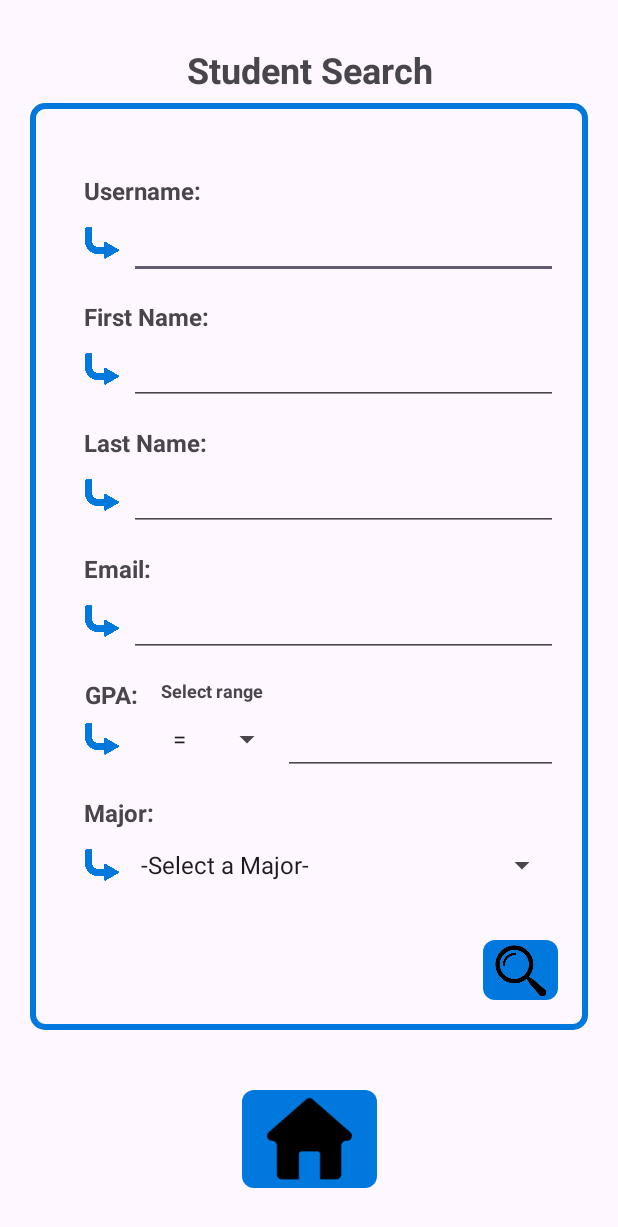
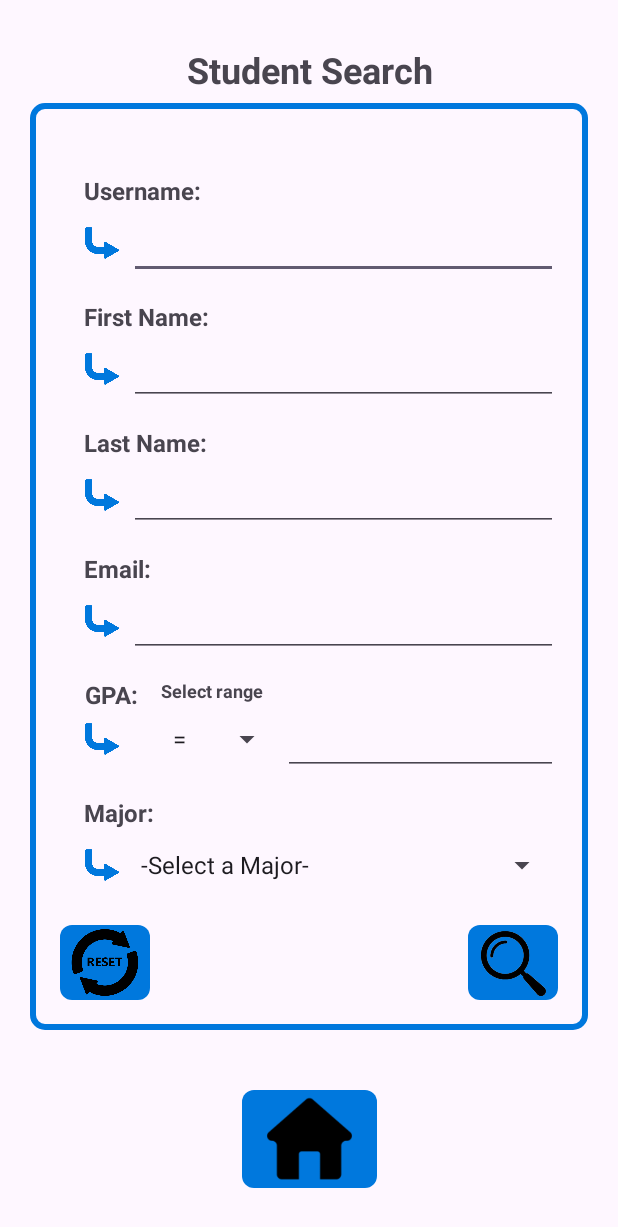
Before and after one commit to MikeEberhart/Homework03_Program1, an Android app: the SearchActivity screen opened directly, with no data from a screen before it, on a phone screen of 412 x 824 dp. Shown: the top 1227 px of the screen. Run offline under Robolectric (Android 15) with nearby library versions, the phone set to English and light mode, and no system bars.

Commit message:
Minor Tweak to button sizes; Added a 'Reset' button to the search view; Added to the Readme;
Minor Tweak to button sizes. Added a 'Reset' button to the search view to let the user reset the search fields. Added to the Readme.

```diff
--- a/app/src/main/java/com/example/homework03_program1/SearchActivity.java
+++ b/app/src/main/java/com/example/homework03_program1/SearchActivity.java
@@ -40,6 +40,7 @@ public class SearchActivity extends AppCompatActivity
     DatabaseHelper sa_dbHelper;
     // Search View Layout //
     ImageView iv_j_vsSearch_searchBtn;
+    ImageView iv_j_vsSearch_resetBtn;
     EditText et_j_vsSearch_username;
     EditText et_j_vsSearch_fname;
     EditText et_j_vsSearch_lname;
@@ -119,6 +120,7 @@ public class SearchActivity extends AppCompatActivity
         tv_j_vsSearch_emptySearchError = findViewById(R.id.tv_vsSearch_emptySearchError);
         // Search View Layout //
         iv_j_vsSearch_searchBtn = findViewById(R.id.iv_vsSearch_searchBtn);
+        iv_j_vsSearch_resetBtn = findViewById(R.id.iv_vsSearch_resetBtn);
         et_j_vsSearch_username = findViewById(R.id.et_vsSearch_username);
         et_j_vsSearch_fname = findViewById(R.id.et_vsSearch_fname);
         et_j_vsSearch_lname = findViewById(R.id.et_vsSearch_lname);
@@ -178,6 +180,15 @@ public class SearchActivity extends AppCompatActivity
 
             }
         });
+        iv_j_vsSearch_resetBtn.setOnClickListener(new View.OnClickListener()
+        {
+            @Override
+            public void onClick(View v)
+            {
+                SA_ClearText();
+                SA_ResetBoolsAndErrors();
+            }
+        });
         iv_j_vsResults_backBtn.setOnClickListener(new View.OnClickListener()
         {
             @Override
@@ -185,7 +196,7 @@ public class SearchActivity extends AppCompatActivity
             {
                 if( vs_jSearch_viewSwitcher.getCurrentView() == sa_vsSwitcher_results)
                 {
-                    SA_ResetTextAndBools();
+                    SA_ResetBoolsAndErrors();
                     tv_j_vSearch_headerText.setText("Student Search");
                     tv_j_vsResults_noResultsFoundError.setVisibility(View.INVISIBLE);
                     vs_jSearch_viewSwitcher.showNext();
@@ -471,8 +482,8 @@ public class SearchActivity extends AppCompatActivity
             lv_j_vsResults_searchResults.setAdapter(sa_lv_resultsList_adapter);
         }
     }
-    // used to reset all the textboxes and bools //
-    private void SA_ResetTextAndBools()
+    // used to clear the text and set the spinners back to the default position //
+    private void SA_ClearText()
     {
         et_j_vsSearch_username.setText("");
         et_j_vsSearch_fname.setText("");
@@ -481,6 +492,10 @@ public class SearchActivity extends AppCompatActivity
         et_j_vsSearch_gpa.setText("");
         sp_j_vsSearch_gpaRange.setSelection(0);
         sp_j_vsSearch_majorList.setSelection(0);
+    }
+    // used to reset all the textboxes and bools //
+    private void SA_ResetBoolsAndErrors()
+    {
         tv_j_vsSearch_usernameError.setVisibility(View.INVISIBLE);
         tv_j_vsSearch_fnameError.setVisibility(View.INVISIBLE);
         tv_j_vsSearch_lnameError.setVisibility(View.INVISIBLE);
--- a/app/src/main/res/layout/activity_add_new_data.xml
+++ b/app/src/main/res/layout/activity_add_new_data.xml
@@ -42,7 +42,7 @@
         android:layout_width="90dp"
         android:layout_height="65dp"
         android:layout_marginBottom="32dp"
-        android:background="@drawable/listview_rounded_edges"
+        android:background="@drawable/btn_rounded_edges"
         android:backgroundTint="@color/lions_blue"
         android:scaleType="fitCenter"
         app:layout_constraintBottom_toBottomOf="parent"
--- a/app/src/main/res/layout/ad_vswitcher_addstudent_layout.xml
+++ b/app/src/main/res/layout/ad_vswitcher_addstudent_layout.xml
@@ -259,8 +259,8 @@
 
     <ImageView
         android:id="@+id/iv_vsAddNewStudent_addStudentBtn"
-        android:layout_width="50dp"
-        android:layout_height="40dp"
+        android:layout_width="60dp"
+        android:layout_height="50dp"
         android:layout_marginEnd="16dp"
         android:layout_marginBottom="16dp"
         android:background="@drawable/btn_rounded_edges"
--- a/app/src/main/res/layout/da_vswitcher_details_layout.xml
+++ b/app/src/main/res/layout/da_vswitcher_details_layout.xml
@@ -7,8 +7,8 @@
 
     <ImageView
         android:id="@+id/iv_vsDetails_updateBtn"
-        android:layout_width="50dp"
-        android:layout_height="40dp"
+        android:layout_width="60dp"
+        android:layout_height="50dp"
         android:layout_marginEnd="12dp"
         android:layout_marginBottom="12dp"
         android:background="@drawable/btn_rounded_edges"
--- a/app/src/main/res/layout/sa_vswitcher_results_layout.xml
+++ b/app/src/main/res/layout/sa_vswitcher_results_layout.xml
@@ -21,8 +21,8 @@
 
     <ImageButton
         android:id="@+id/im_vsResults_backBtn"
-        android:layout_width="50dp"
-        android:layout_height="40dp"
+        android:layout_width="60dp"
+        android:layout_height="50dp"
         android:layout_marginStart="16dp"
         android:layout_marginBottom="16dp"
         android:background="@drawable/btn_rounded_edges"
--- a/app/src/main/res/layout/sa_vswitcher_search_layout.xml
+++ b/app/src/main/res/layout/sa_vswitcher_search_layout.xml
@@ -298,8 +298,8 @@
 
     <ImageView
         android:id="@+id/iv_vsSearch_searchBtn"
-        android:layout_width="50dp"
-        android:layout_height="40dp"
+        android:layout_width="60dp"
+        android:layout_height="50dp"
         android:layout_marginEnd="16dp"
         android:layout_marginBottom="16dp"
         android:background="@drawable/btn_rounded_edges"
@@ -322,4 +322,16 @@
         app:layout_constraintStart_toStartOf="parent"
         app:layout_constraintTop_toTopOf="parent" />
 
+    <ImageView
+        android:id="@+id/iv_vsSearch_resetBtn"
+        android:layout_width="60dp"
+        android:layout_height="50dp"
+        android:layout_marginStart="16dp"
+        android:layout_marginBottom="16dp"
+        android:background="@drawable/btn_rounded_edges"
+        android:backgroundTint="@color/lions_blue"
+        app:layout_constraintBottom_toBottomOf="parent"
+        app:layout_constraintStart_toStartOf="parent"
+        app:srcCompat="@drawable/reset_icon_blk" />
+
 </androidx.constraintlayout.widget.ConstraintLayout>
```
Also changed, not shown: app/src/main/res/layout/ad_vswitcher_addmajor_layout.xml (+4 -4 lines), app/src/main/res/layout/da_vswitcher_update_layout.xml (+4 -4 lines), app/src/main/res/drawable/reset_icon_blk.png (added), 2 other files.
